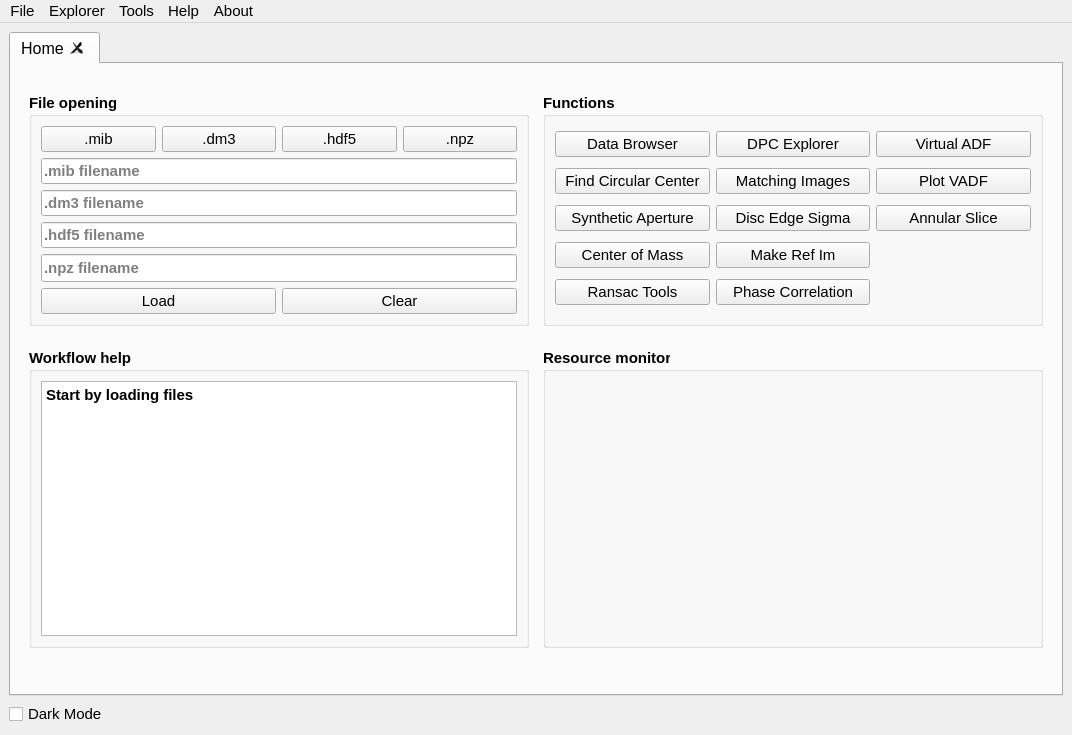
Old version of the form fpd_explorer/frontend/res/homescreen.ui in the repository CS26-FPD-Explorer/FPD-Explorer.
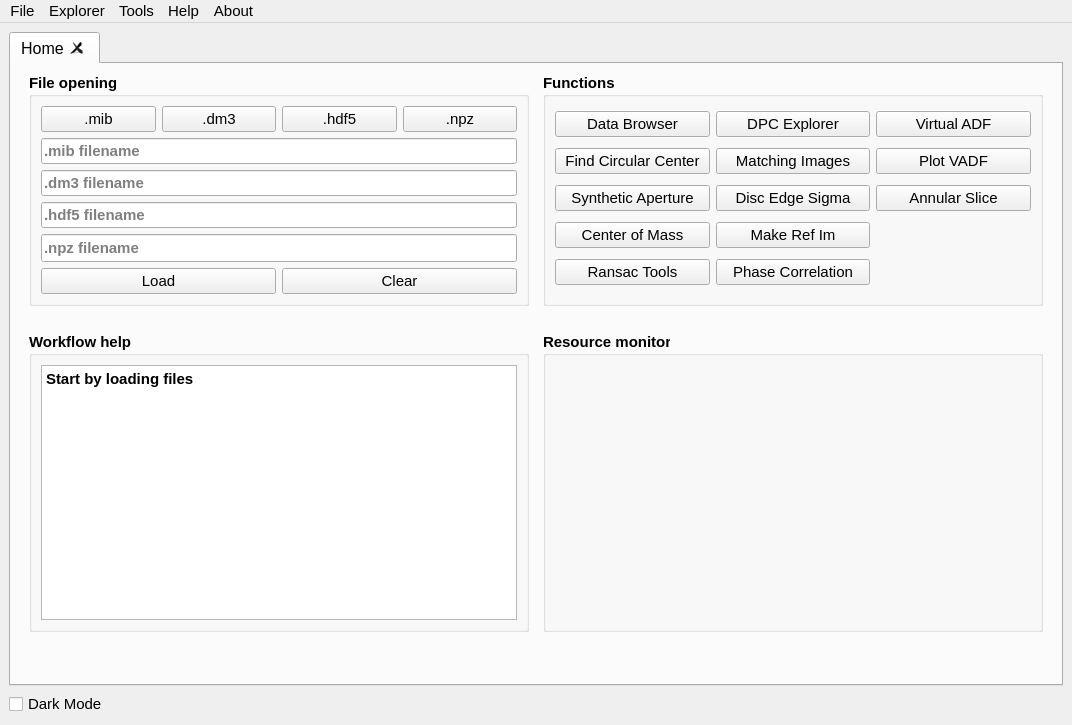
New version of the form. Icons and pictures are not drawn. Custom widgets are drawn as their Qt base class.

Commit message:
Fix homescreen cannot be maximised on Linux
Removes spacers to make more room and reduces size of MainWindow.

Diff of the .ui file:
```diff
--- a/fpd_explorer/frontend/res/homescreen.ui
+++ b/fpd_explorer/frontend/res/homescreen.ui
@@ -7,13 +7,13 @@
     <x>0</x>
     <y>0</y>
     <width>1072</width>
-    <height>735</height>
+    <height>725</height>
    </rect>
   </property>
   <property name="minimumSize">
    <size>
     <width>1072</width>
-    <height>735</height>
+    <height>725</height>
    </size>
   </property>
   <property name="font">
@@ -61,87 +61,7 @@
         <string>Home</string>
        </attribute>
        <layout class="QGridLayout" name="gridLayout">
-        <item row="4" column="1">
-         <spacer name="verticalSpacer_2">
-          <property name="orientation">
-           <enum>Qt::Vertical</enum>
-          </property>
-          <property name="sizeType">
-           <enum>QSizePolicy::Expanding</enum>
-          </property>
-          <property name="sizeHint" stdset="0">
-           <size>
-            <width>20</width>
-            <height>40</height>
-           </size>
-          </property>
-         </spacer>
-        </item>
-        <item row="2" column="3">
-         <spacer name="verticalSpacer">
-          <property name="orientation">
-           <enum>Qt::Vertical</enum>
-          </property>
-          <property name="sizeType">
-           <enum>QSizePolicy::Maximum</enum>
-          </property>
-          <property name="sizeHint" stdset="0">
-           <size>
-            <width>20</width>
-            <height>20</height>
-           </size>
-          </property>
-         </spacer>
-        </item>
-        <item row="0" column="1">
-         <spacer name="verticalSpacer_3">
-          <property name="orientation">
-           <enum>Qt::Vertical</enum>
-          </property>
-          <property name="sizeType">
-           <enum>QSizePolicy::Fixed</enum>
-          </property>
-          <property name="sizeHint" stdset="0">
-           <size>
-            <width>20</width>
-            <height>20</height>
-           </size>
-          </property>
-         </spacer>
-        </item>
-        <item row="0" column="3">
-         <spacer name="verticalSpacer_4">
-          <property name="orientation">
-           <enum>Qt::Vertical</enum>
-          </property>
-          <property name="sizeType">
-           <enum>QSizePolicy::Fixed</enum>
-          </property>
-          <property name="sizeHint" stdset="0">
-           <size>
-            <width>20</width>
-            <height>20</height>
-           </size>
-          </property>
-         </spacer>
-        </item>
-        <item row="1" column="0">
-         <spacer name="left_hSpacer">
-          <property name="orientation">
-           <enum>Qt::Horizontal</enum>
-          </property>
-          <property name="sizeType">
-           <enum>QSizePolicy::Maximum</enum>
-          </property>
-          <property name="sizeHint" stdset="0">
-           <size>
-            <width>100</width>
-            <height>20</height>
-           </size>
-          </property>
-         </spacer>
-        </item>
-        <item row="1" column="2">
+        <item row="0" column="2">
          <spacer name="mid_hSpacer">
           <property name="orientation">
            <enum>Qt::Horizontal</enum>
@@ -158,320 +78,22 @@
          </spacer>
         </item>
         <item row="1" column="3">
-         <widget class="QGroupBox" name="functions_groupBox">
-          <property name="sizePolicy">
-           <sizepolicy hsizetype="Expanding" vsizetype="Expanding">
-            <horstretch>0</horstretch>
-            <verstretch>0</verstretch>
-           </sizepolicy>
+         <spacer name="verticalSpacer">
+          <property name="orientation">
+           <enum>Qt::Vertical</enum>
           </property>
-          <property name="minimumSize">
-           <size>
-            <width>500</width>
-            <height>0</height>
-           </size>
+          <property name="sizeType">
+           <enum>QSizePolicy::Maximum</enum>
           </property>
-          <property name="maximumSize">
+          <property name="sizeHint" stdset="0">
            <size>
-            <width>16777215</width>
-            <height>16777215</height>
+            <width>20</width>
+            <height>20</height>
            </size>
           </property>
-          <property name="font">
-           <font>
-            <pointsize>11</pointsize>
-            <weight>75</weight>
-            <bold>true</bold>
-            <underline>false</underline>
-           </font>
-          </property>
-          <property name="title">
-           <string>Functions</string>
-          </property>
-          <layout class="QGridLayout" name="gridLayout_3">
-           <item row="0" column="2">
-            <widget class="QPushButton" name="virtual_adf_button">
-             <property name="font">
-              <font>
-               <pointsize>11</pointsize>
-               <weight>50</weight>
-               <bold>false</bold>
-               <underline>false</underline>
-              </font>
-             </property>
-             <property name="text">
-              <string>Virtual ADF</string>
-             </property>
-             <property name="checkable">
-              <bool>false</bool>
-             </property>
-             <property name="flat">
-              <bool>false</bool>
-             </property>
-            </widget>
-           </item>
-           <item row="2" column="0">
-            <widget class="QPushButton" name="rm_aperture_button">
-             <property name="font">
-              <font>
-               <pointsize>11</pointsize>
-               <weight>50</weight>
-               <bold>false</bold>
-               <underline>false</underline>
-              </font>
-             </property>
-             <property name="text">
-              <string>Synthetic Aperture</string>
-             </property>
-             <property name="checkable">
-              <bool>false</bool>
-             </property>
-             <property name="flat">
-              <bool>false</bool>
-             </property>
-            </widget>
-           </item>
-           <item row="1" column="0">
-            <widget class="QPushButton" name="find_circ_c_button">
-             <property name="font">
-              <font>
-               <pointsize>11</pointsize>
-               <weight>50</weight>
-               <bold>false</bold>
-               <underline>false</underline>
-              </font>
-             </property>
-             <property name="text">
-              <string>Find Circular Center</string>
-             </property>
-             <property name="checkable">
-              <bool>false</bool>
-             </property>
-             <property name="flat">
-              <bool>false</bool>
-             </property>
-            </widget>
-           </item>
-           <item row="0" column="0">
-            <widget class="QPushButton" name="dbrowser_button">
-             <property name="font">
-              <font>
-               <pointsize>11</pointsize>
-               <weight>50</weight>
-               <bold>false</bold>
-               <underline>false</underline>
-              </font>
-             </property>
-             <property name="text">
-              <string>Data Browser</string>
-             </property>
-             <property name="checkable">
-              <bool>false</bool>
-             </property>
-             <property name="flat">
-              <bool>false</bool>
-             </property>
-            </widget>
-           </item>
-           <item row="2" column="2">
-            <widget class="QPushButton" name="annular_slice_button">
-             <property name="font">
-              <font>
-               <pointsize>11</pointsize>
-               <weight>50</weight>
-               <bold>false</bold>
-               <underline>false</underline>
-              </font>
-             </property>
-             <property name="text">
-              <string>Annular Slice</string>
-             </property>
-             <property name="checkable">
-              <bool>false</bool>
-             </property>
-             <property name="flat">
-              <bool>false</bool>
-             </property>
-            </widget>
-           </item>
-           <item row="0" column="1">
-            <widget class="QPushButton" name="dpc_explorer_button">
-             <property name="font">
-              <font>
-               <pointsize>11</pointsize>
-               <weight>50</weight>
-               <bold>false</bold>
-               <underline>false</underline>
-              </font>
-             </property>
-             <property name="text">
-              <string>DPC Explorer</string>
-             </property>
-             <property name="checkable">
-              <bool>false</bool>
-             </property>
-             <property name="flat">
-              <bool>false</bool>
-             </property>
-            </widget>
-           </item>
-           <item row="1" column="2">
-            <widget class="QPushButton" name="plot_vadf_button">
-             <property name="font">
-              <font>
-               <pointsize>11</pointsize>
-               <weight>50</weight>
-               <bold>false</bold>
-               <underline>false</underline>
-              </font>
-             </property>
-             <property name="text">
-              <string>Plot VADF</string>
-             </property>
-             <property name="checkable">
-              <bool>false</bool>
-             </property>
-             <property name="flat">
-              <bool>false</bool>
-             </property>
-            </widget>
-           </item>
-           <item row="3" column="0">
-            <widget class="QPushButton" name="centre_of_mass_button">
-             <property name="font">
-              <font>
-               <pointsize>11</pointsize>
-               <weight>50</weight>
-               <bold>false</bold>
-               <underline>false</underline>
-              </font>
-             </property>
-             <property name="text">
-              <string>Center of Mass</string>
-             </property>
-             <property name="checkable">
-              <bool>false</bool>
-             </property>
-             <property name="flat">
-              <bool>false</bool>
-             </property>
-            </widget>
-           </item>
-           <item row="4" column="0">
-            <widget class="QPushButton" name="ransac_tools_button">
-             <property name="font">
-              <font>
-               <pointsize>11</pointsize>
-               <weight>50</weight>
-               <bold>false</bold>
-               <underline>false</underline>
-              </font>
-             </property>
-             <property name="text">
-              <string>Ransac Tools</string>
-             </property>
-             <property name="checkable">
-              <bool>false</bool>
-             </property>
-             <property name="flat">
-              <bool>false</bool>
-             </property>
-            </widget>
-           </item>
-           <item row="1" column="1">
-            <widget class="QPushButton" name="matching_im_button">
-             <property name="font">
-              <font>
-               <pointsize>11</pointsize>
-               <weight>50</weight>
-               <bold>false</bold>
-               <underline>false</underline>
-              </font>
-             </property>
-             <property name="text">
-              <string>Matching Images</string>
-             </property>
-             <property name="checkable">
-              <bool>false</bool>
-             </property>
-             <property name="flat">
-              <bool>false</bool>
-             </property>
-            </widget>
-           </item>
-           <item row="2" column="1">
-            <widget class="QPushButton" name="disc_edge_button">
-             <property name="font">
-              <font>
-               <pointsize>11</pointsize>
-               <weight>50</weight>
-               <bold>false</bold>
-               <underline>false</underline>
-              </font>
-             </property>
-             <property name="text">
-              <string>Disc Edge Sigma</string>
-             </property>
-             <property name="checkable">
-              <bool>false</bool>
-             </property>
-             <property name="autoDefault">
-              <bool>false</bool>
-             </property>
-             <property name="default">
-              <bool>false</bool>
-             </property>
-             <property name="flat">
-              <bool>false</bool>
-             </property>
-            </widget>
-           </item>
-           <item row="3" column="1">
-            <widget class="QPushButton" name="make_ref_im_button">
-             <property name="font">
-              <font>
-               <pointsize>11</pointsize>
-               <weight>50</weight>
-               <bold>false</bold>
-               <underline>false</underline>
-              </font>
-             </property>
-             <property name="text">
-              <string>Make Ref Im</string>
-             </property>
-             <property name="checkable">
-              <bool>false</bool>
-             </property>
-             <property name="flat">
-              <bool>false</bool>
-             </property>
-            </widget>
-           </item>
-           <item row="4" column="1">
-            <widget class="QPushButton" name="phase_correlation_button">
-             <property name="font">
-              <font>
-               <pointsize>11</pointsize>
-               <weight>50</weight>
-               <bold>false</bold>
-               <underline>false</underline>
-              </font>
-             </property>
-             <property name="text">
-              <string>Phase Correlation</string>
-             </property>
-             <property name="checkable">
-              <bool>false</bool>
-             </property>
-             <property name="flat">
-              <bool>false</bool>
-             </property>
-            </widget>
-           </item>
-          </layout>
-         </widget>
+         </spacer>
         </item>
-        <item row="3" column="3">
+        <item row="2" column="3">
          <widget class="QGroupBox" name="resource_groupBox">
           <property name="sizePolicy">
            <sizepolicy hsizetype="Expanding" vsizetype="Expanding">
@@ -509,7 +131,7 @@
           </layout>
          </widget>
         </item>
-        <item row="1" column="1">
+        <item row="0" column="1">
          <widget class="QGroupBox" name="file_groupBox">
           <property name="sizePolicy">
            <sizepolicy hsizetype="Expanding" vsizetype="Expanding">
@@ -764,23 +386,7 @@
           </layout>
          </widget>
         </item>
-        <item row="1" column="4">
-         <spacer name="right_hSpacer">
-          <property name="orientation">
-           <enum>Qt::Horizontal</enum>
-          </property>
-          <property name="sizeType">
-           <enum>QSizePolicy::Expanding</enum>
-          </property>
-          <property name="sizeHint" stdset="0">
-           <size>
-            <width>100</width>
-            <height>20</height>
-           </size>
-          </property>
-         </spacer>
-        </item>
-        <item row="3" column="1">
+        <item row="2" column="1">
          <widget class="QGroupBox" name="groupBox">
           <property name="sizePolicy">
            <sizepolicy hsizetype="Expanding" vsizetype="Expanding">
@@ -834,6 +440,368 @@
           </layout>
          </widget>
         </item>
+        <item row="0" column="3">
+         <widget class="QGroupBox" name="functions_groupBox">
+          <property name="sizePolicy">
+           <sizepolicy hsizetype="Expanding" vsizetype="Expanding">
+            <horstretch>0</horstretch>
+            <verstretch>0</verstretch>
+           </sizepolicy>
+          </property>
+          <property name="minimumSize">
+           <size>
+            <width>500</width>
+            <height>0</height>
+           </size>
+          </property>
+          <property name="maximumSize">
+           <size>
+            <width>16777215</width>
+            <height>16777215</height>
+           </size>
+          </property>
+          <property name="font">
+           <font>
+            <pointsize>11</pointsize>
+            <weight>75</weight>
+            <bold>true</bold>
+            <underline>false</underline>
+           </font>
+          </property>
+          <property name="title">
+           <string>Functions</string>
+          </property>
+          <layout class="QGridLayout" name="gridLayout_3">
+           <item row="0" column="2">
+            <widget class="QPushButton" name="virtual_adf_button">
+             <property name="font">
+              <font>
+               <pointsize>11</pointsize>
+               <weight>50</weight>
+               <bold>false</bold>
+               <underline>false</underline>
+              </font>
+             </property>
+             <property name="text">
+              <string>Virtual ADF</string>
+             </property>
+             <property name="checkable">
+              <bool>false</bool>
+             </property>
+             <property name="flat">
+              <bool>false</bool>
+             </property>
+            </widget>
+           </item>
+           <item row="2" column="0">
+            <widget class="QPushButton" name="rm_aperture_button">
+             <property name="font">
+              <font>
+               <pointsize>11</pointsize>
+               <weight>50</weight>
+               <bold>false</bold>
+               <underline>false</underline>
+              </font>
+             </property>
+             <property name="text">
+              <string>Synthetic Aperture</string>
+             </property>
+             <property name="checkable">
+              <bool>false</bool>
+             </property>
+             <property name="flat">
+              <bool>false</bool>
+             </property>
+            </widget>
+           </item>
+           <item row="1" column="0">
+            <widget class="QPushButton" name="find_circ_c_button">
+             <property name="font">
+              <font>
+               <pointsize>11</pointsize>
+               <weight>50</weight>
+               <bold>false</bold>
+               <underline>false</underline>
+              </font>
+             </property>
+             <property name="text">
+              <string>Find Circular Center</string>
+             </property>
+             <property name="checkable">
+              <bool>false</bool>
+             </property>
+             <property name="flat">
+              <bool>false</bool>
+             </property>
+            </widget>
+           </item>
+           <item row="0" column="0">
+            <widget class="QPushButton" name="dbrowser_button">
+             <property name="font">
+              <font>
+               <pointsize>11</pointsize>
+               <weight>50</weight>
+               <bold>false</bold>
+               <underline>false</underline>
+              </font>
+             </property>
+             <property name="text">
+              <string>Data Browser</string>
+             </property>
+             <property name="checkable">
+              <bool>false</bool>
+             </property>
+             <property name="flat">
+              <bool>false</bool>
+             </property>
+            </widget>
+           </item>
+           <item row="2" column="2">
+            <widget class="QPushButton" name="annular_slice_button">
+             <property name="font">
+              <font>
+               <pointsize>11</pointsize>
+               <weight>50</weight>
+               <bold>false</bold>
+               <underline>false</underline>
+              </font>
+             </property>
+             <property name="text">
+              <string>Annular Slice</string>
+             </property>
+             <property name="checkable">
+              <bool>false</bool>
+             </property>
+             <property name="flat">
+              <bool>false</bool>
+             </property>
+            </widget>
+           </item>
+           <item row="0" column="1">
+            <widget class="QPushButton" name="dpc_explorer_button">
+             <property name="font">
+              <font>
+               <pointsize>11</pointsize>
+               <weight>50</weight>
+               <bold>false</bold>
+               <underline>false</underline>
+              </font>
+             </property>
+             <property name="text">
+              <string>DPC Explorer</string>
+             </property>
+             <property name="checkable">
+              <bool>false</bool>
+             </property>
+             <property name="flat">
+              <bool>false</bool>
+             </property>
+            </widget>
+           </item>
+           <item row="1" column="2">
+            <widget class="QPushButton" name="plot_vadf_button">
+             <property name="font">
+              <font>
+               <pointsize>11</pointsize>
+               <weight>50</weight>
+               <bold>false</bold>
+               <underline>false</underline>
+              </font>
+             </property>
+             <property name="text">
+              <string>Plot VADF</string>
+             </property>
+             <property name="checkable">
+              <bool>false</bool>
+             </property>
+             <property name="flat">
+              <bool>false</bool>
+             </property>
+            </widget>
+           </item>
+           <item row="3" column="0">
+            <widget class="QPushButton" name="centre_of_mass_button">
+             <property name="font">
+              <font>
+               <pointsize>11</pointsize>
+               <weight>50</weight>
+               <bold>false</bold>
+               <underline>false</underline>
+              </font>
+             </property>
+             <property name="text">
+              <string>Center of Mass</string>
+             </property>
+             <property name="checkable">
+              <bool>false</bool>
+             </property>
+             <property name="flat">
+              <bool>false</bool>
+             </property>
+            </widget>
+           </item>
+           <item row="4" column="0">
+            <widget class="QPushButton" name="ransac_tools_button">
+             <property name="font">
+              <font>
+               <pointsize>11</pointsize>
+               <weight>50</weight>
+               <bold>false</bold>
+               <underline>false</underline>
+              </font>
+             </property>
+             <property name="text">
+              <string>Ransac Tools</string>
+             </property>
+             <property name="checkable">
+              <bool>false</bool>
+             </property>
+             <property name="flat">
+              <bool>false</bool>
+             </property>
+            </widget>
+           </item>
+           <item row="1" column="1">
+            <widget class="QPushButton" name="matching_im_button">
+             <property name="font">
+              <font>
+               <pointsize>11</pointsize>
+               <weight>50</weight>
+               <bold>false</bold>
+               <underline>false</underline>
+              </font>
+             </property>
+             <property name="text">
+              <string>Matching Images</string>
+             </property>
+             <property name="checkable">
+              <bool>false</bool>
+             </property>
+             <property name="flat">
+              <bool>false</bool>
+             </property>
+            </widget>
+           </item>
+           <item row="2" column="1">
+            <widget class="QPushButton" name="disc_edge_button">
+             <property name="font">
+              <font>
+               <pointsize>11</pointsize>
+               <weight>50</weight>
+               <bold>false</bold>
+               <underline>false</underline>
+              </font>
+             </property>
+             <property name="text">
+              <string>Disc Edge Sigma</string>
+             </property>
+             <property name="checkable">
+              <bool>false</bool>
+             </property>
+             <property name="autoDefault">
+              <bool>false</bool>
+             </property>
+             <property name="default">
+              <bool>false</bool>
+             </property>
+             <property name="flat">
+              <bool>false</bool>
+             </property>
+            </widget>
+           </item>
+           <item row="3" column="1">
+            <widget class="QPushButton" name="make_ref_im_button">
+             <property name="font">
+              <font>
+               <pointsize>11</pointsize>
+               <weight>50</weight>
+               <bold>false</bold>
+               <underline>false</underline>
+              </font>
+             </property>
+             <property name="text">
+              <string>Make Ref Im</string>
+             </property>
+             <property name="checkable">
+              <bool>false</bool>
+             </property>
+             <property name="flat">
+              <bool>false</bool>
+             </property>
+            </widget>
+           </item>
+           <item row="4" column="1">
+            <widget class="QPushButton" name="phase_correlation_button">
+             <property name="font">
+              <font>
+               <pointsize>11</pointsize>
+               <weight>50</weight>
+               <bold>false</bold>
+               <underline>false</underline>
+              </font>
+             </property>
+             <property name="text">
+              <string>Phase Correlation</string>
+             </property>
+             <property name="checkable">
+              <bool>false</bool>
+             </property>
+             <property name="flat">
+              <bool>false</bool>
+             </property>
+            </widget>
+           </item>
+          </layout>
+         </widget>
+        </item>
+        <item row="0" column="0">
+         <spacer name="left_hSpacer">
+          <property name="orientation">
+           <enum>Qt::Horizontal</enum>
+          </property>
+          <property name="sizeType">
+           <enum>QSizePolicy::Maximum</enum>
+          </property>
+          <property name="sizeHint" stdset="0">
+           <size>
+            <width>100</width>
+            <height>20</height>
+           </size>
+          </property>
+         </spacer>
+        </item>
+        <item row="3" column="1">
+         <spacer name="verticalSpacer_2">
+          <property name="orientation">
+           <enum>Qt::Vertical</enum>
+          </property>
+          <property name="sizeType">
+           <enum>QSizePolicy::Expanding</enum>
+          </property>
+          <property name="sizeHint" stdset="0">
+           <size>
+            <width>20</width>
+            <height>40</height>
+           </size>
+          </property>
+         </spacer>
+        </item>
+        <item row="0" column="4">
+         <spacer name="right_hSpacer">
+          <property name="orientation">
+           <enum>Qt::Horizontal</enum>
+          </property>
+          <property name="sizeType">
+           <enum>QSizePolicy::Expanding</enum>
+          </property>
+          <property name="sizeHint" stdset="0">
+           <size>
+            <width>100</width>
+            <height>20</height>
+           </size>
+          </property>
+         </spacer>
+        </item>
        </layout>
       </widget>
      </widget>
```
Left out of the diff: 2 changed lines with no effect on the pictures.
